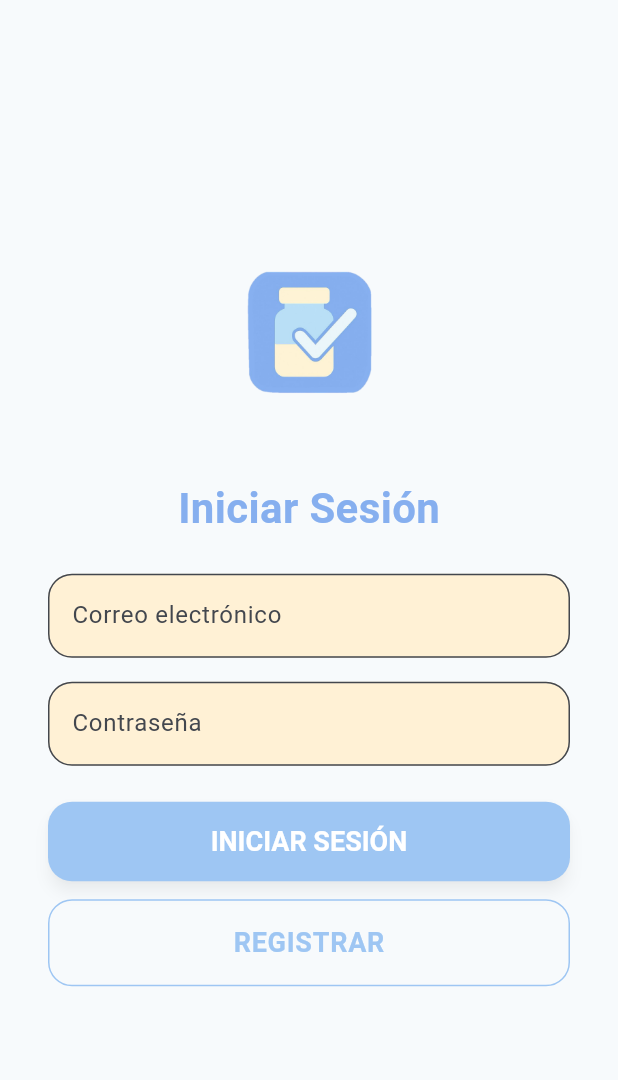
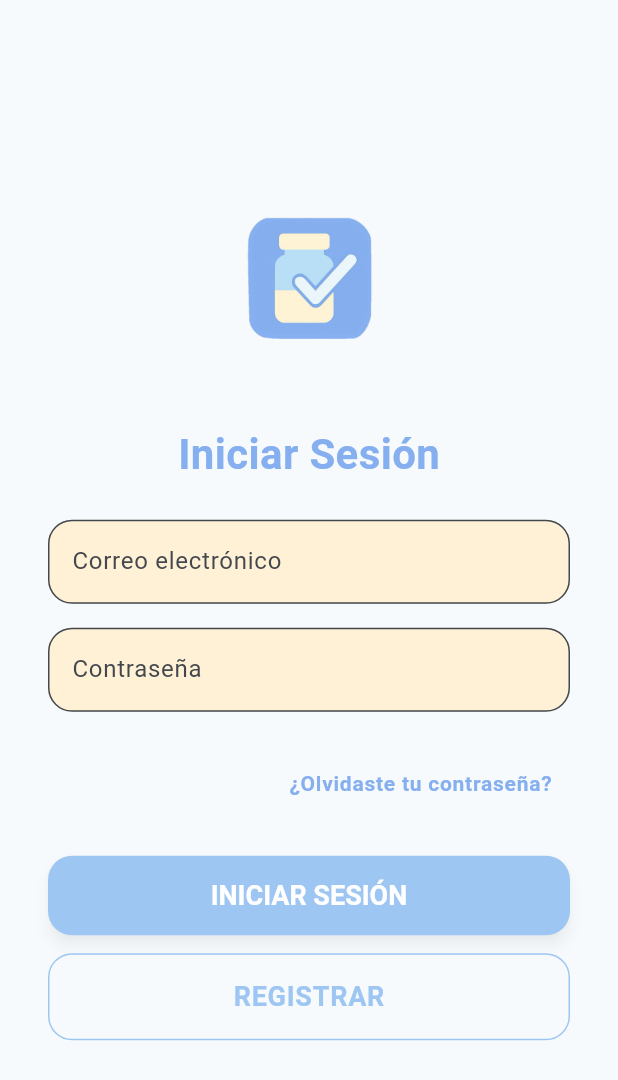
Before and after one commit to G-33-movile-applications/flutter, a Flutter app: the screen it shows after launch, on a phone screen of 412 x 824 dp. Shown: the top 1080 px of the screen. Run offline on Flutter 3.47's test engine with Material 3 defaults, Android fonts, the phone set to English and light mode, and no system bars; our stand-ins replace cloud_firestore, firebase_auth, firebase_core, geolocator, google_fonts, google_maps_flutter; accounts and stored records are empty; Roboto replaces fonts that are missing (Balsamiq Sans, Poetsen One).

```diff
--- a/mymeds/lib/routes/app_router.dart
+++ b/mymeds/lib/routes/app_router.dart
@@ -1,4 +1,5 @@
 import 'package:flutter/material.dart';
+import 'package:mymeds/ui/auth/forgot_password.dart';
 import 'package:mymeds/ui/auth/register_screen.dart';
 import 'package:mymeds/ui/delivery/delivery_screen.dart';
 import '../ui/home/home_screen.dart';
@@ -15,6 +16,7 @@ class AppRouter {
   static const String upload = '/upload';
   static const String profile = '/profile';
   static const String delivery = '/delivery';
+  static const String forgotPassword = '/forgot-password';
   static Route<dynamic> generateRoute(RouteSettings settings) {
     switch (settings.name) {
       case login:
@@ -25,6 +27,11 @@ class AppRouter {
       case register:
         return MaterialPageRoute(
           builder: (_) => const RegisterScreen(),
+          settings: settings,
+        );
+      case forgotPassword:
+        return MaterialPageRoute(
+          builder: (_) => const ForgotPasswordScreen(),
           settings: settings,
         );
       case home:
--- a/mymeds/lib/ui/auth/login_screen.dart
+++ b/mymeds/lib/ui/auth/login_screen.dart
@@ -133,6 +133,24 @@ class _LoginScreenState extends State<LoginScreen> {
 								),
 							),
 							const SizedBox(height: 24),
+
+              Align(
+                    alignment: Alignment.centerRight,
+                    child: TextButton(
+                      onPressed: () {
+                        Navigator.pushNamed(context, '/forgot-password');
+                      },
+                      child: Text(
+                        '¿Olvidaste tu contraseña?',
+                        style: GoogleFonts.balsamiqSans(
+                          color: theme.colorScheme.primary,
+                          fontSize: 14,
+                        ),
+                      ),
+                    ),
+                  ),
+
+                  const SizedBox(height: 24),
 							// Login Button
 							SizedBox(
 								width: double.infinity,
```
Also changed, not shown: mymeds/lib/services/auth_service.dart (+13 -0 lines), mymeds/lib/ui/auth/forgot_password.dart (added, +71 -0 lines).
